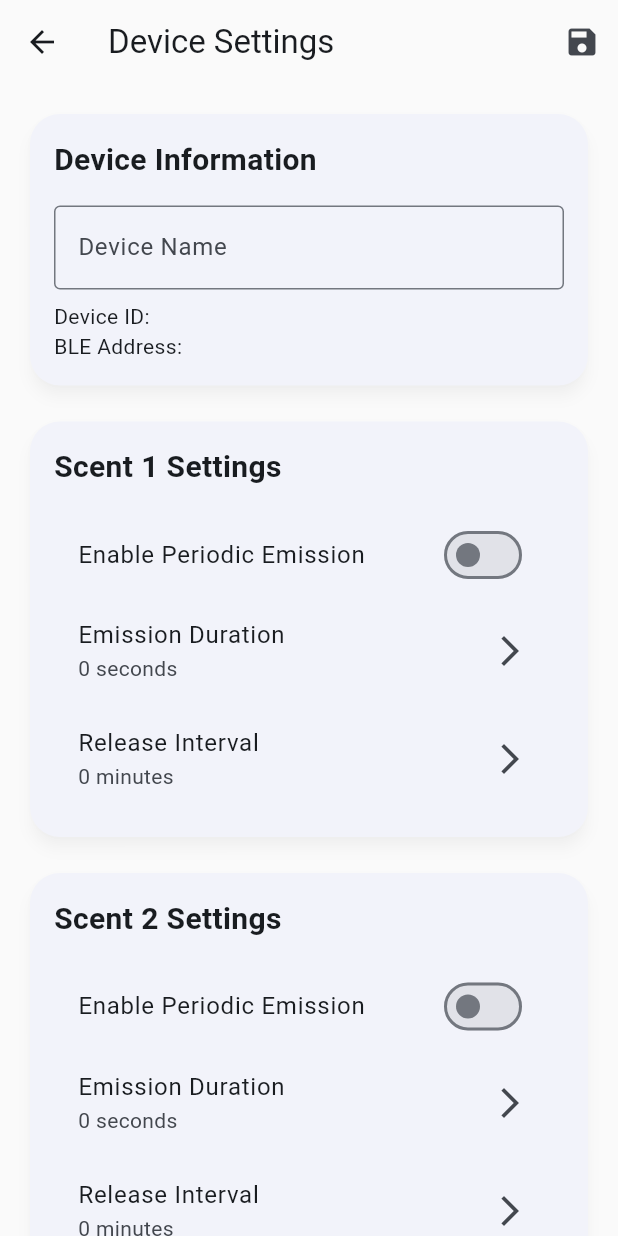
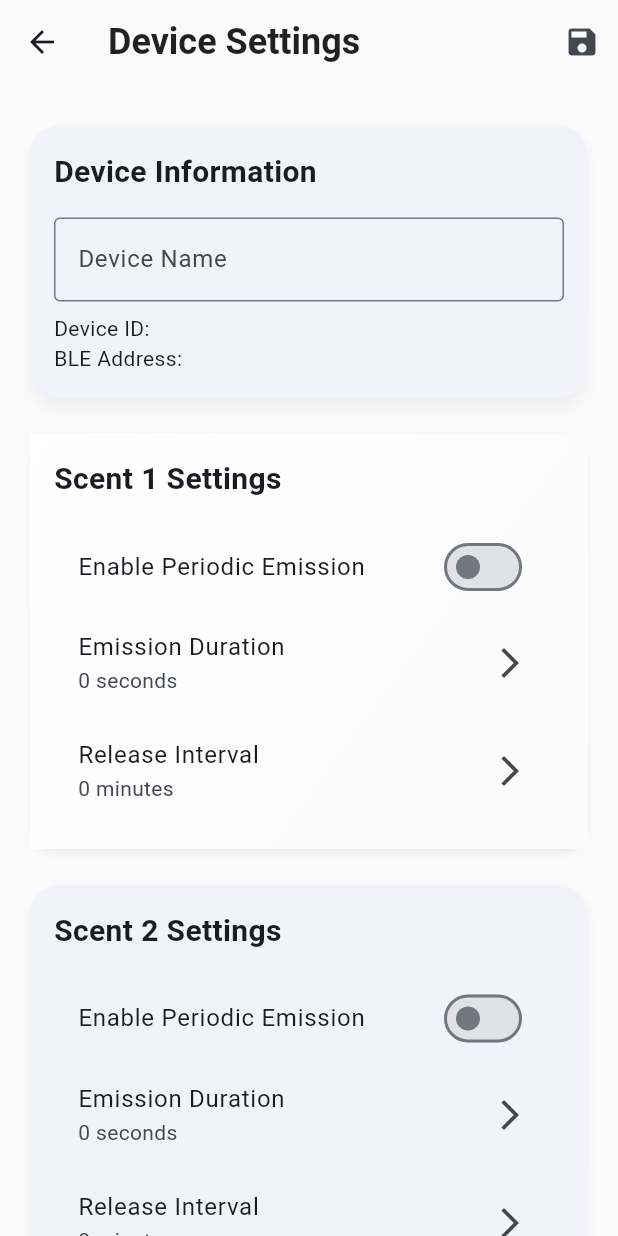
Before and after one commit to TylerHight/calming-necklace, a Flutter app: the SettingsScreen screen opened directly with empty values, on a phone screen of 412 x 824 dp. Run offline on Flutter 3.47's test engine with Material 3 defaults, Android fonts, the phone set to English and light mode, and no system bars; our stand-ins replace equatable, flutter_bloc, flutter_blue_plus, logger, sqflite; accounts and stored records are empty.

Commit message:
feat: enhance device selection and duration picker dialogs with improved UI and padding

```diff
--- a/lib/core/ui/ui_constants.dart
+++ b/lib/core/ui/ui_constants.dart
@@ -2,7 +2,16 @@ import 'package:flutter/material.dart';
 
 class UIConstants {
   // General
-  static const Color fabColor = Colors.blueAccent; // Blue color for FABs
+  static const Color fabColor = Colors.blueAccent; // Blue color for Floating Action Buttons
+
+  // Settings Screen
+  static const double settingsScreenHorizontalPadding = 16.0;
+  static const double settingsScreenVerticalPadding = 24.0;
+  static const double settingsCardElevation = 2.0;
+  static const double settingsCardBorderRadius = 16.0;
+  static const double settingsSectionSpacing = 16.0;
+  static const double settingsTitleSize = 20.0;
+  static const double settingsSubtitleSize = 16.0;
 
   // Note Card
   static const double noteCardContentTextSize = 18.0;
@@ -26,6 +35,12 @@ class UIConstants {
   static const Color necklacePanelBoxShadowColor = Colors.black;
   static const double popoutMenuIconSize = 30.0;
 
+  // Device Selection Dialog
+  static const double deviceSelectionDialogBorderRadius = 20.0;
+  static const double deviceSelectionDialogElevation = 4.0;
+  static const double deviceSelectionDialogPadding = 24.0;
+  static const double deviceSelectionListHeight = 200.0;
+
   // Timed Toggle Button
   static const double timedToggleButtonWidth = 120.0;  // Width of buttons
   static const double timedToggleButtonHeight = 55.0;
--- a/lib/features/device_settings_screen/presentation/settings_screen.dart
+++ b/lib/features/device_settings_screen/presentation/settings_screen.dart
@@ -7,6 +7,7 @@ import '../blocs/settings/settings_bloc.dart';
 import '../widgets/duration_picker_dialog.dart';
 import '../widgets/device_selection_dialog.dart';
 import '../../../core/data/models/necklace.dart';
+import '../../../core/ui/ui_constants.dart';
 
 class SettingsScreen extends StatelessWidget {
   final Necklace necklace;
@@ -20,11 +21,20 @@ class SettingsScreen extends StatelessWidget {
       create: (context) => SettingsBloc(necklace, repository),
       child: Scaffold(
         appBar: AppBar(
-          title: const Text('Device Settings'),
+          title: const Text(
+            'Device Settings',
+            style: TextStyle(
+              fontSize: 24,
+              fontWeight: FontWeight.w600,
+              color: Colors.black87,
+            ),
+          ),
+          elevation: 0,
+          backgroundColor: Colors.transparent,
           actions: [
             IconButton(
               icon: const Icon(Icons.save),
-              onPressed: () {
+              onPressed: () async {
                 // Save settings implementation
                 Navigator.pop(context);
               },
@@ -45,7 +55,12 @@ class SettingsContent extends StatelessWidget {
     return BlocBuilder<SettingsBloc, SettingsState>(
       builder: (context, state) {
         return ListView(
-          padding: const EdgeInsets.all(16.0),
+          padding: EdgeInsets.symmetric(
+            horizontal: UIConstants.settingsScreenHorizontalPadding,
+            vertical: UIConstants.settingsScreenVerticalPadding,
+          ),
+          physics: const BouncingScrollPhysics(),
+          clipBehavior: Clip.none,
           children: [
             _buildDeviceInfoSection(context, state),
             const SizedBox(height: 16),
@@ -102,6 +117,18 @@ class SettingsContent extends StatelessWidget {
 
   Widget _buildScent1Section(BuildContext context, SettingsState state) {
     return Card(
+      elevation: 2,
+      shape: RoundedRectangleBorder(
+        borderRadius: BorderRadius.circular(16),
+      ),
+      child: Container(
+        decoration: BoxDecoration(
+          gradient: LinearGradient(
+            colors: [Colors.white, Colors.grey.shade50],
+            begin: Alignment.topLeft,
+            end: Alignment.bottomRight,
+          ),
+        ),
         child: Padding(
           padding: const EdgeInsets.all(16.0),
           child: Column(
@@ -159,6 +186,7 @@ class SettingsContent extends StatelessWidget {
                 ),
               ),
             ],
+          ),
         ),
       ),
     );
```
Also changed, not shown: lib/features/device_settings_screen/widgets/device_selection_dialog.dart (+27 -2 lines), lib/features/device_settings_screen/widgets/duration_picker_dialog.dart (+19 -2 lines). Lines whose indentation alone changed are shown as unchanged.
